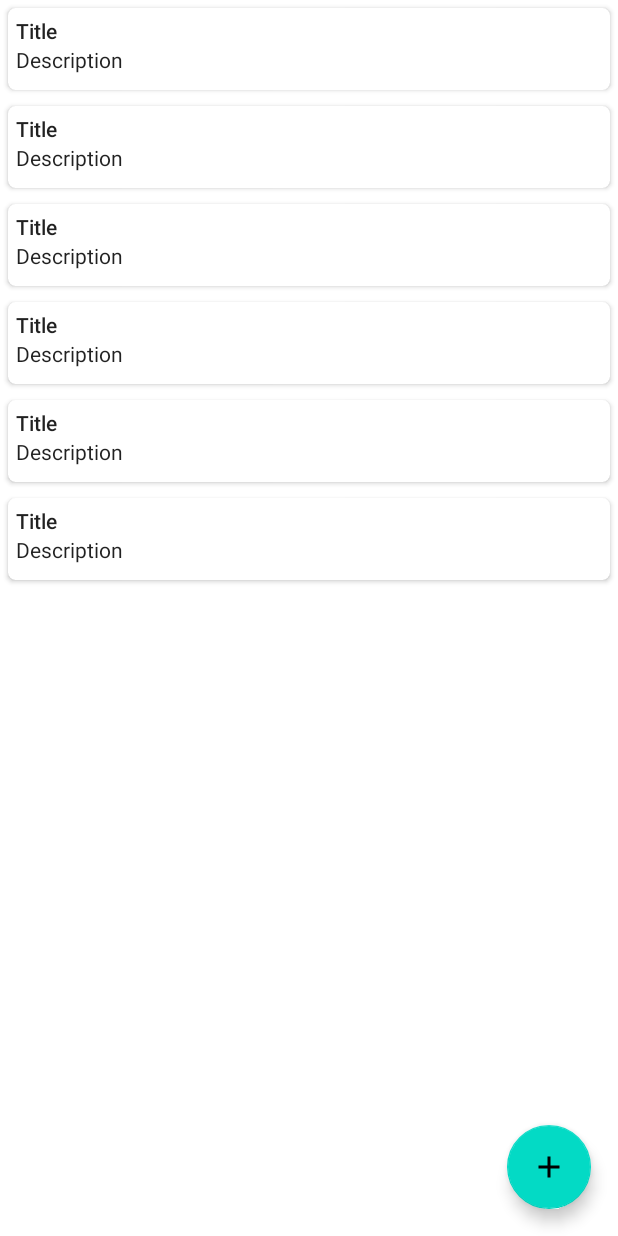
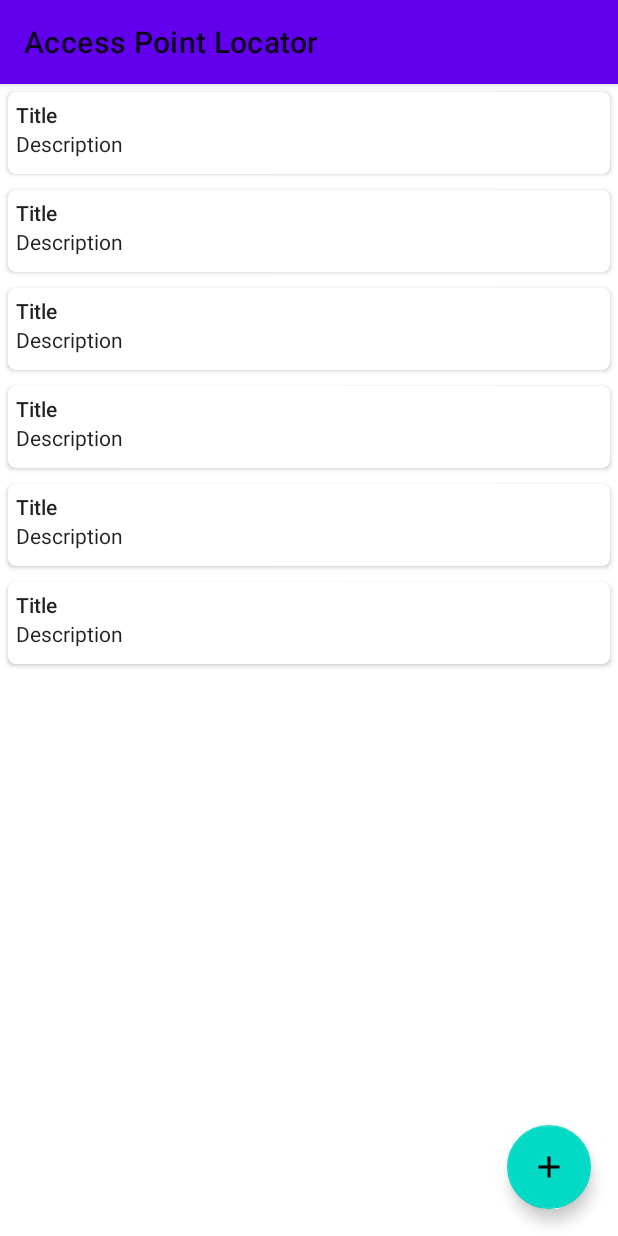
Before and after one commit to reedyjw1/AccessPointLocator, an Android app: the layout fragment_session.xml on its own in the app's theme, with its tools: preview values and no code run, on a phone screen of 412 x 824 dp. Run offline under Robolectric (Android 15) with nearby library versions, the phone set to English and light mode, and no system bars.

Commit message:
[Toolbar] updated toolbar

```diff
--- a/app/src/main/java/edu/udmercy/accesspointlocater/MainActivity.kt
+++ b/app/src/main/java/edu/udmercy/accesspointlocater/MainActivity.kt
@@ -3,6 +3,7 @@ package edu.udmercy.accesspointlocater
 import android.os.Bundle
 import androidx.navigation.fragment.NavHostFragment
 import androidx.navigation.ui.NavigationUI
+import edu.udmercy.accesspointlocater.arch.BaseActivity
 
 class MainActivity : BaseActivity() {
     override fun onCreate(savedInstanceState: Bundle?) {
--- a/app/src/main/java/edu/udmercy/accesspointlocater/BaseActivity.kt
+++ b/app/src/main/java/edu/udmercy/accesspointlocater/arch/BaseActivity.kt
@@ -1,4 +1,4 @@
-package edu.udmercy.accesspointlocater
+package edu.udmercy.accesspointlocater.arch
 
 import android.Manifest
 import android.content.pm.PackageManager
@@ -8,6 +8,7 @@ import android.util.Log
 import android.widget.Toast
 import androidx.appcompat.app.AppCompatActivity
 import androidx.core.app.ActivityCompat
+import edu.udmercy.accesspointlocater.R
 
 open class BaseActivity: AppCompatActivity() {
 
--- a/app/src/main/res/layout/fragment_session.xml
+++ b/app/src/main/res/layout/fragment_session.xml
@@ -6,10 +6,21 @@ android:layout_width="match_parent"
 android:layout_height="match_parent"
 tools:context=".MainActivity">
 
+    <include
+        android:id="@+id/appbar"
+        layout="@layout/include_appbar"
+        android:layout_width="match_parent"
+        android:layout_height="wrap_content"
+        app:layout_constraintTop_toTopOf="parent"
+        app:layout_constraintEnd_toEndOf="parent"
+        app:layout_constraintStart_toStartOf="parent" />
+
     <androidx.recyclerview.widget.RecyclerView
         android:id="@+id/recyclerView"
         android:layout_width="match_parent"
-    android:layout_height="match_parent"
+        android:layout_height="0dp"
+        app:layout_constraintTop_toBottomOf="@id/appbar"
+        app:layout_constraintBottom_toBottomOf="parent"
         app:layout_behavior="com.google.android.material.appbar.AppBarLayout$ScrollingViewBehavior"
         app:layoutManager="androidx.recyclerview.widget.LinearLayoutManager"
         tools:itemCount="12"
--- /dev/null
+++ b/app/src/main/res/layout/include_appbar.xml
@@ -0,0 +1,14 @@
+<?xml version="1.0" encoding="utf-8"?>
+<com.google.android.material.appbar.AppBarLayout
+    android:layout_width="match_parent"
+    android:layout_height="wrap_content"
+    xmlns:android="http://schemas.android.com/apk/res/android"
+    xmlns:app="http://schemas.android.com/apk/res-auto">
+
+    <com.google.android.material.appbar.MaterialToolbar
+        android:id="@+id/toolbar"
+        android:layout_width="match_parent"
+        android:layout_height="?attr/actionBarSize"
+        app:title="@string/app_name" />
+
+</com.google.android.material.appbar.AppBarLayout>
--- a/app/src/main/res/values-night/themes.xml
+++ b/app/src/main/res/values-night/themes.xml
@@ -1,6 +1,6 @@
 <resources xmlns:tools="http://schemas.android.com/tools">
     <!-- Base application theme. -->
-    <style name="Theme.AccessPointLocater" parent="Theme.MaterialComponents.DayNight.DarkActionBar">
+    <style name="Theme.AccessPointLocater" parent="Theme.MaterialComponents.DayNight.NoActionBar">
         <!-- Primary brand color. -->
         <item name="colorPrimary">@color/purple_200</item>
         <item name="colorPrimaryVariant">@color/purple_700</item>
--- a/app/src/main/res/values/themes.xml
+++ b/app/src/main/res/values/themes.xml
@@ -1,6 +1,6 @@
 <resources xmlns:tools="http://schemas.android.com/tools">
     <!-- Base application theme. -->
-    <style name="Theme.AccessPointLocater" parent="Theme.MaterialComponents.DayNight.DarkActionBar">
+    <style name="Theme.AccessPointLocater" parent="Theme.MaterialComponents.DayNight.NoActionBar">
         <!-- Primary brand color. -->
         <item name="colorPrimary">@color/purple_500</item>
         <item name="colorPrimaryVariant">@color/purple_700</item>
```
Also changed, not shown: app/src/main/java/edu/udmercy/accesspointlocater/arch/BaseFragment.kt (added, +54 -0 lines), app/src/main/java/edu/udmercy/accesspointlocater/features/session/sub/execute/ExecuteSessionFragment.kt (+3 -20 lines), app/src/main/java/edu/udmercy/accesspointlocater/features/session/sub/viewSession/ViewSessionFragment.kt (+3 -20 lines), app/src/main/java/edu/udmercy/accesspointlocater/features/session/view/SessionFragment.kt (+2 -11 lines), app/src/main/res/drawable/ic_baseline_arrow_back_24.xml (added, +10 -0 lines), app/src/main/res/layout/fragment_execute_session.xml (+13 -1 lines), app/src/main/res/layout/fragment_view_session.xml (+14 -2 lines). Lines whose indentation alone changed are shown as unchanged.
